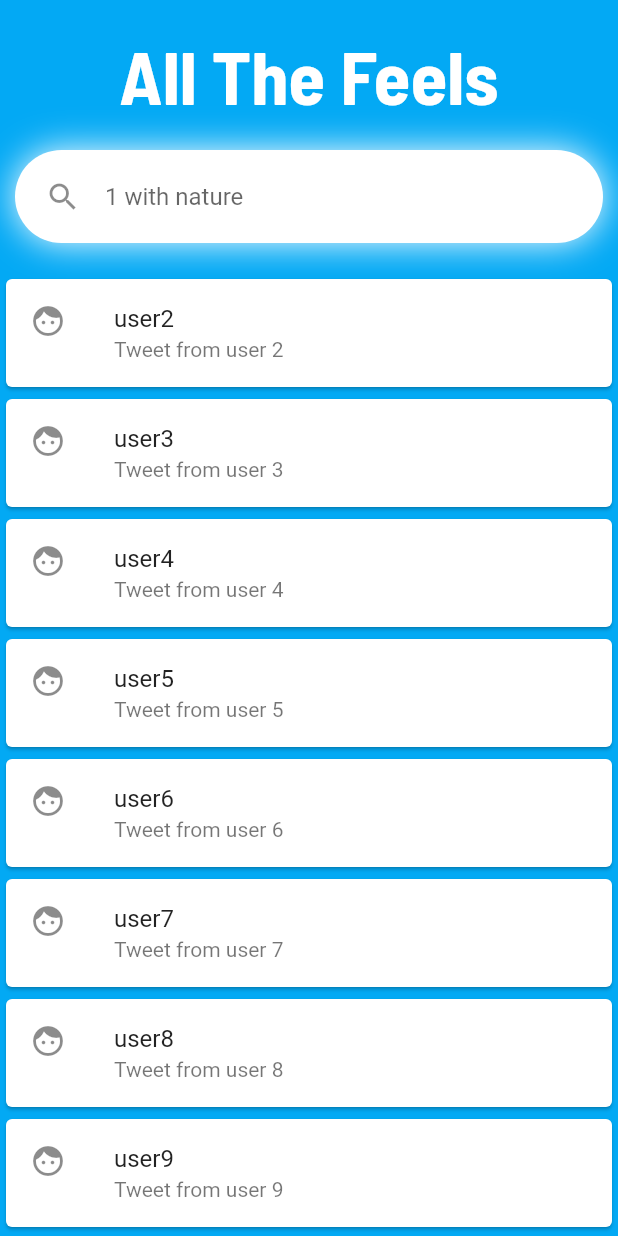
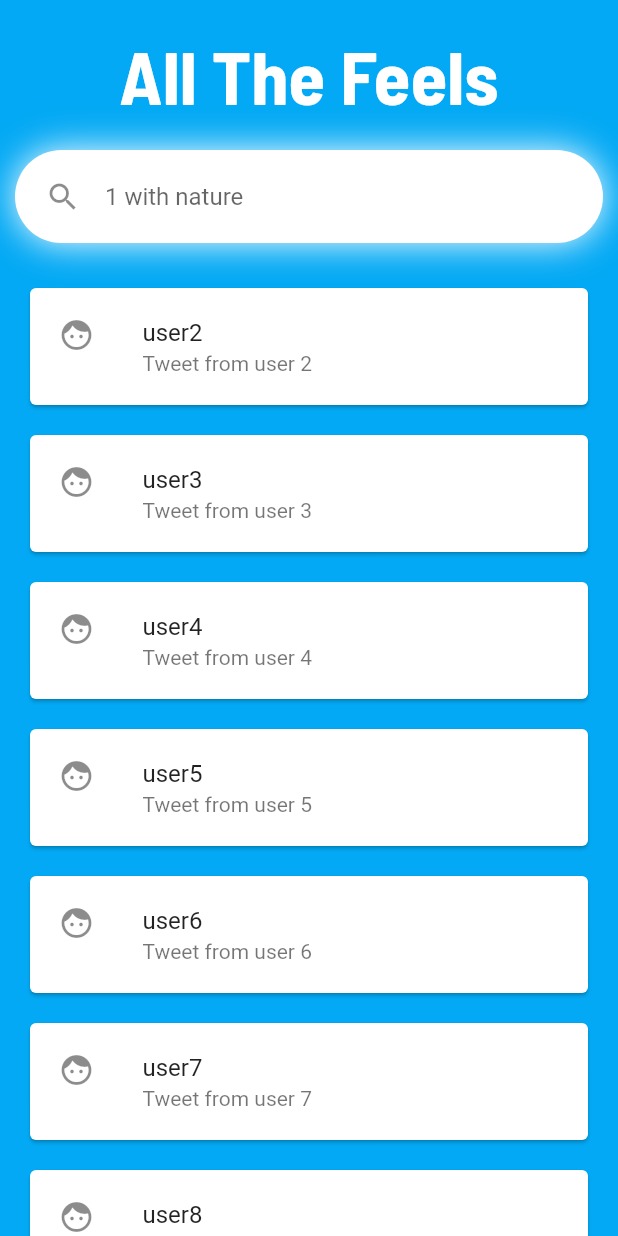
Before and after one commit to rpadilla6/All_The_Feels-Flutter, a Flutter app: the screen it shows after launch, on a phone screen of 412 x 824 dp. Run offline on Flutter 3.47's test engine with Material 2 defaults, Android fonts, the phone set to English and light mode, and no system bars.

```diff
--- a/lib/ui/home.dart
+++ b/lib/ui/home.dart
@@ -34,6 +34,18 @@ class _HomePageState extends State<HomePage> {
 
                   // Make Title
                   if (item is AppTitle) {
+                    return generateTitle(item);
+                    // make the search bar
+                  } else if (item is SearchBar) {
+                    return generateSearchBar(item);
+                    //Make the Cards
+                  } else if (item is TweetCard) {
+                    return generateTweetCard(item);
+                  }
+                })));
+  }
+  // Make the title inside a padding widget
+  Padding generateTitle(AppTitle item){
     return Padding(
         padding: const EdgeInsets.symmetric(vertical: 20.0),
         child: Center(
@@ -46,9 +58,10 @@ class _HomePageState extends State<HomePage> {
                 fontFamily: 'BarlowSemiCondensed'),
           ),
         ));
+  }
 
-                    //Make the Cards
-                  } else if (item is SearchBar) {
+  // Create the search bar as a text field with decoration (may animate)
+  Container generateSearchBar(SearchBar item) {
     return Container(
         padding: const EdgeInsets.symmetric(vertical: 7.0, horizontal: 20.0),
         margin: const EdgeInsets.only(left: 10.0, right: 10.0, bottom: 20.0),
@@ -65,20 +78,21 @@ class _HomePageState extends State<HomePage> {
               hintText: item.searchHelp,
               icon: const Icon(Icons.search)),
         ));
-                  } else if (item is TweetCard) {
+  }
+
+  // Create the tweet cards (will have to make async later)
+  Card generateTweetCard(TweetCard item){
     return new Card(
-                      child: Column(
-                        mainAxisSize: MainAxisSize.min,
-                        children: <Widget>[
+      margin: const EdgeInsets.symmetric(horizontal: 20.0, vertical: 10.0),
+      child: Padding(
+        padding: const EdgeInsets.all(3.0),
+        child:
               ListTile(
                 leading: const Icon(Icons.face),
                 title: Text(item.handle),
                 subtitle: Text(item.body),
               )
-                        ],
       ),
     );
   }
-                })));
 }
-}
```
Lines whose indentation alone changed are shown as unchanged.
